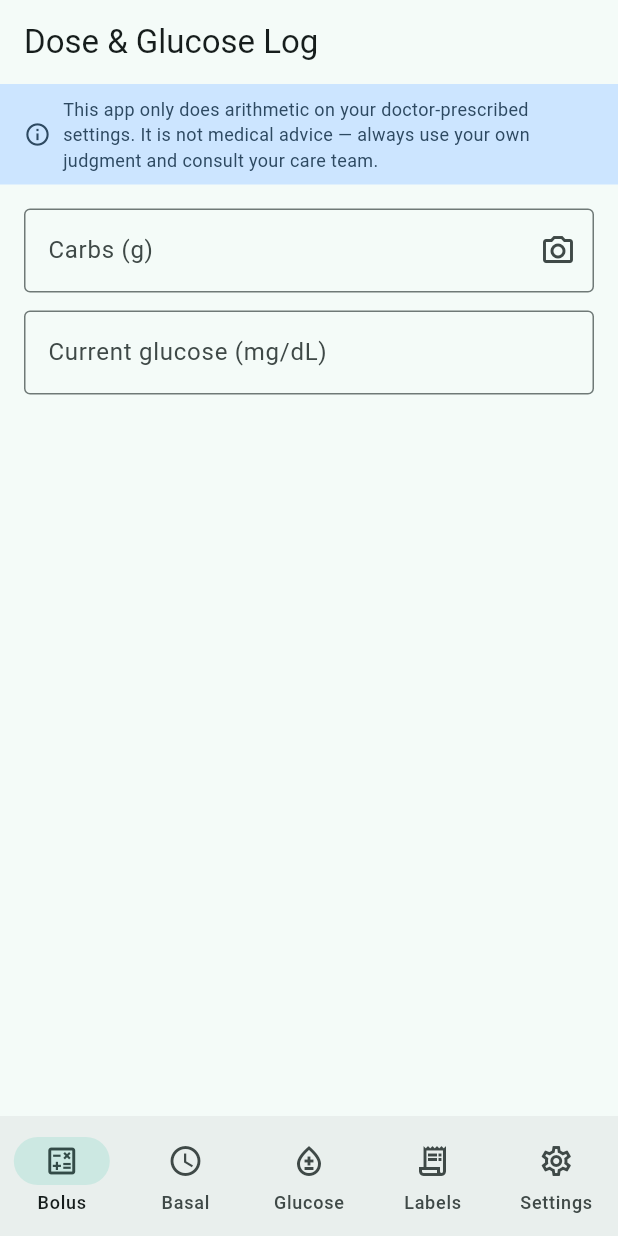
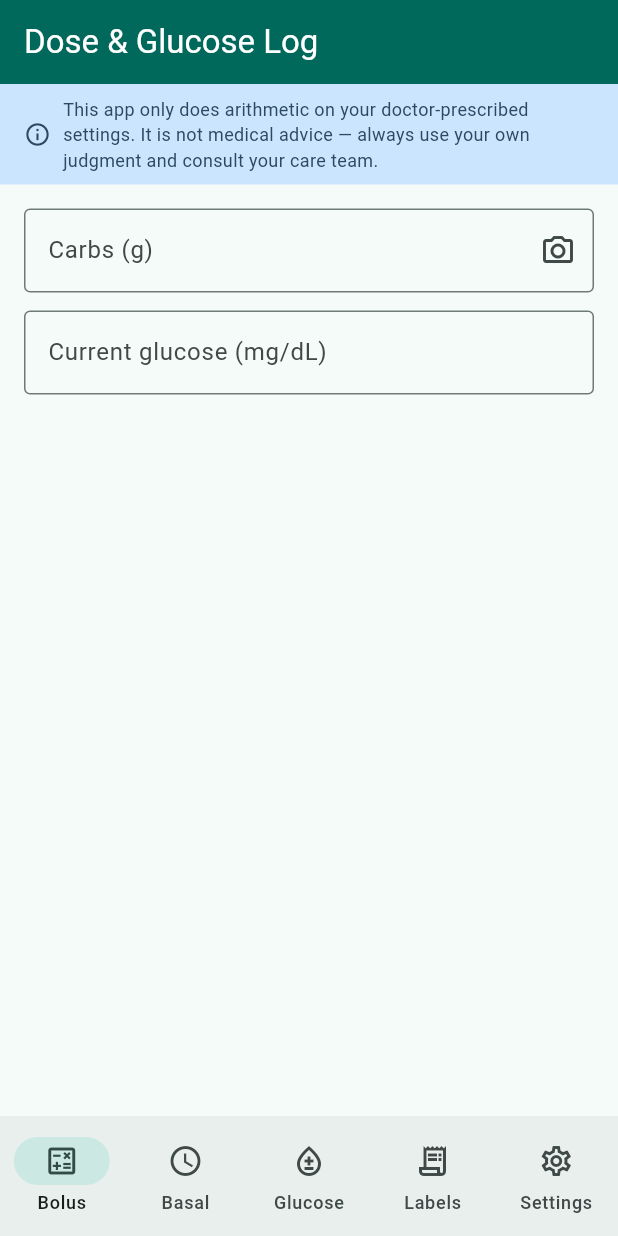
Before and after one commit to jaredkees04-png/diabetes, a Flutter app: the screen it shows after launch, on a phone screen of 412 x 824 dp. Run offline on Flutter 3.47's test engine with Material 3 defaults, Android fonts, the phone set to English and light mode, and no system bars; our stand-ins replace flutter_riverpod, image_picker, shared_preferences, sqflite, sqflite_common_ffi_web, web; missing offline and left inert: dart:js_interop; accounts and stored records are empty.

Commit message:
Fix the top bar rendering as near-white blank space
Material 3's default AppBar background is a pale surface-tinted
color, not the app's teal seed color — against the syringe icon and
teal FAB elsewhere, it read as unstyled whitespace rather than a
header. Gives the AppBar an explicit teal background with white text
in both light and dark theme.

Also adds a proper viewport meta tag (missing entirely before) with
viewport-fit=cover plus a theme-color meta tag, so an installed iOS
PWA handles the notch/status-bar safe area using the app's color
instead of leaving it undefined.

Co-Authored-By: Claude Sonnet 5 <noreply@anthropic.com>
Claude-Session: https://claude.ai/code/session_012iYgXnDVRQ266esQSzZ2EM

```diff
--- a/lib/app/app.dart
+++ b/lib/app/app.dart
@@ -13,6 +13,10 @@ class DoseGlucoseApp extends StatelessWidget {
       theme: ThemeData(
         colorScheme: ColorScheme.fromSeed(seedColor: Colors.teal),
         useMaterial3: true,
+        appBarTheme: const AppBarTheme(
+          backgroundColor: Color(0xFF00695C),
+          foregroundColor: Colors.white,
+        ),
       ),
       darkTheme: ThemeData(
         colorScheme: ColorScheme.fromSeed(
@@ -20,6 +24,10 @@ class DoseGlucoseApp extends StatelessWidget {
           brightness: Brightness.dark,
         ),
         useMaterial3: true,
+        appBarTheme: const AppBarTheme(
+          backgroundColor: Color(0xFF00695C),
+          foregroundColor: Colors.white,
+        ),
       ),
       home: const HomeShell(),
     );
```
Also changed, not shown: 1 other file.
